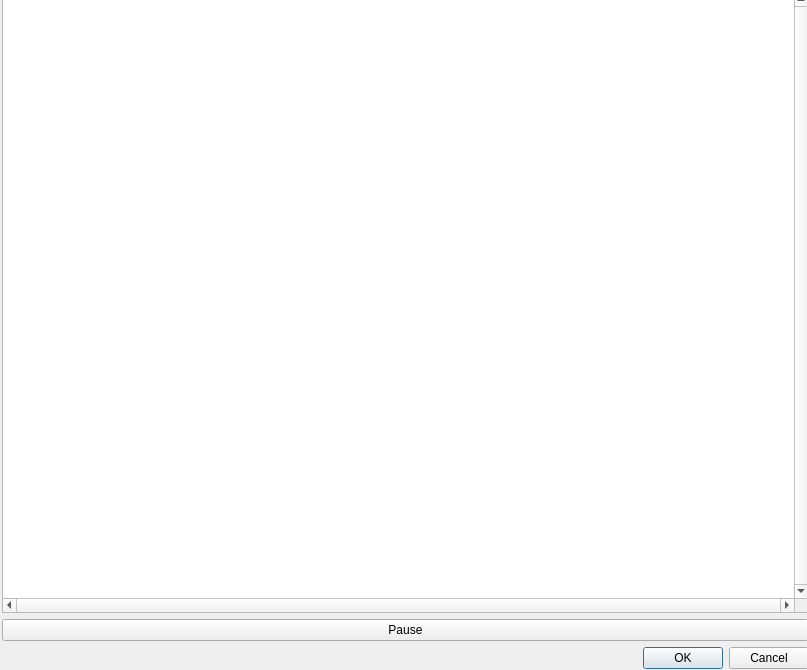
Above: performancedialog.ui from gamoeba/stagehand before the change. Below: the same form after it.
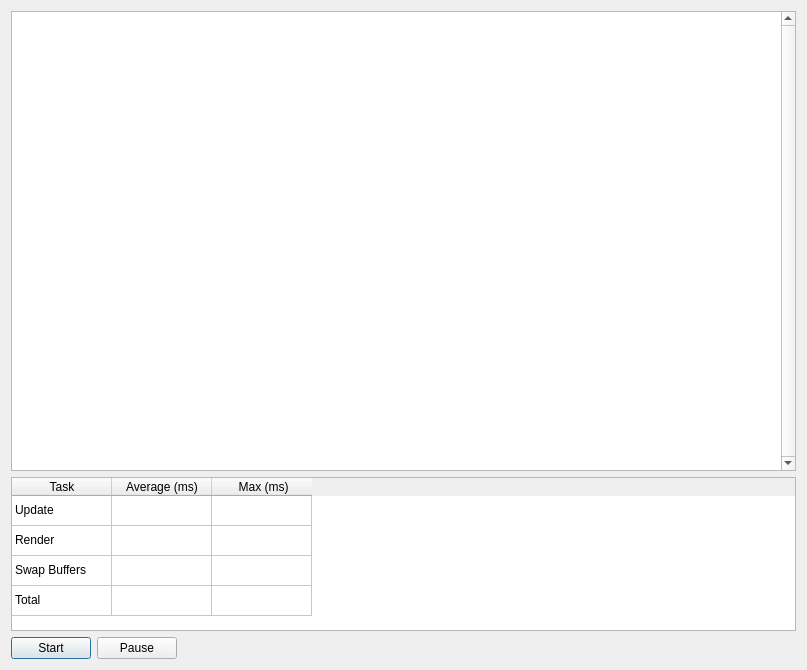
That is the form after the change.

Patch:
```diff
--- a/performancedialog.ui
+++ b/performancedialog.ui
@@ -10,35 +10,20 @@
     <height>670</height>
    </rect>
   </property>
+  <property name="sizePolicy">
+   <sizepolicy hsizetype="Minimum" vsizetype="Minimum">
+    <horstretch>0</horstretch>
+    <verstretch>0</verstretch>
+   </sizepolicy>
+  </property>
   <property name="windowTitle">
    <string>Performance</string>
   </property>
-  <widget class="QWidget" name="verticalLayoutWidget">
-   <property name="geometry">
-    <rect>
-     <x>0</x>
-     <y>-10</y>
-     <width>811</width>
-     <height>681</height>
-    </rect>
-   </property>
-   <layout class="QVBoxLayout" name="verticalLayout" stretch="1,0,1">
-    <property name="leftMargin">
-     <number>2</number>
-    </property>
-    <property name="topMargin">
-     <number>2</number>
-    </property>
-    <property name="rightMargin">
-     <number>2</number>
-    </property>
-    <property name="bottomMargin">
-     <number>2</number>
-    </property>
-    <item>
+  <layout class="QGridLayout" name="gridLayout">
+   <item row="0" column="0">
      <widget class="QGraphicsView" name="graphicsView">
       <property name="sizePolicy">
-       <sizepolicy hsizetype="Preferred" vsizetype="Preferred">
+      <sizepolicy hsizetype="Expanding" vsizetype="Expanding">
         <horstretch>0</horstretch>
         <verstretch>0</verstretch>
        </sizepolicy>
@@ -47,7 +32,7 @@
        <enum>Qt::ScrollBarAlwaysOn</enum>
       </property>
       <property name="horizontalScrollBarPolicy">
-       <enum>Qt::ScrollBarAlwaysOn</enum>
+      <enum>Qt::ScrollBarAlwaysOff</enum>
       </property>
       <property name="sizeAdjustPolicy">
        <enum>QAbstractScrollArea::AdjustToContents</enum>
@@ -65,28 +50,138 @@
       </property>
      </widget>
     </item>
-    <item>
+   <item row="1" column="0">
+    <widget class="QTableWidget" name="tableWidget">
+     <property name="enabled">
+      <bool>true</bool>
+     </property>
+     <property name="sizePolicy">
+      <sizepolicy hsizetype="Expanding" vsizetype="Minimum">
+       <horstretch>0</horstretch>
+       <verstretch>0</verstretch>
+      </sizepolicy>
+     </property>
+     <property name="minimumSize">
+      <size>
+       <width>0</width>
+       <height>150</height>
+      </size>
+     </property>
+     <property name="maximumSize">
+      <size>
+       <width>16777215</width>
+       <height>16777215</height>
+      </size>
+     </property>
+     <property name="baseSize">
+      <size>
+       <width>0</width>
+       <height>200</height>
+      </size>
+     </property>
+     <property name="font">
+      <font>
+       <pointsize>9</pointsize>
+      </font>
+     </property>
+     <property name="autoFillBackground">
+      <bool>false</bool>
+     </property>
+     <property name="sizeAdjustPolicy">
+      <enum>QAbstractScrollArea::AdjustToContents</enum>
+     </property>
+     <property name="showGrid">
+      <bool>true</bool>
+     </property>
+     <property name="rowCount">
+      <number>4</number>
+     </property>
+     <property name="columnCount">
+      <number>3</number>
+     </property>
+     <attribute name="horizontalHeaderVisible">
+      <bool>true</bool>
+     </attribute>
+     <attribute name="horizontalHeaderHighlightSections">
+      <bool>false</bool>
+     </attribute>
+     <attribute name="verticalHeaderVisible">
+      <bool>false</bool>
+     </attribute>
+     <attribute name="verticalHeaderHighlightSections">
+      <bool>false</bool>
+     </attribute>
+     <row/>
+     <row/>
+     <row/>
+     <row/>
+     <column>
+      <property name="text">
+       <string>Task</string>
+      </property>
+     </column>
+     <column>
+      <property name="text">
+       <string>Average (ms)</string>
+      </property>
+     </column>
+     <column>
+      <property name="text">
+       <string> Max (ms)</string>
+      </property>
+     </column>
+     <item row="0" column="0">
+      <property name="text">
+       <string>Update</string>
+      </property>
+     </item>
+     <item row="0" column="1">
+      <property name="text">
+       <string/>
+      </property>
+     </item>
+     <item row="1" column="0">
+      <property name="text">
+       <string>Render</string>
+      </property>
+     </item>
+     <item row="2" column="0">
+      <property name="text">
+       <string>Swap Buffers</string>
+      </property>
+     </item>
+     <item row="3" column="0">
+      <property name="text">
+       <string>Total</string>
+      </property>
+     </item>
+    </widget>
+   </item>
+   <item row="2" column="0">
+    <layout class="QFormLayout" name="formLayout">
+     <property name="fieldGrowthPolicy">
+      <enum>QFormLayout::FieldsStayAtSizeHint</enum>
+     </property>
+     <item row="0" column="0">
+      <widget class="QPushButton" name="startButton">
+       <property name="text">
+        <string>Start</string>
+       </property>
+      </widget>
+     </item>
+     <item row="0" column="1">
      <widget class="QPushButton" name="pauseButton">
       <property name="text">
        <string>Pause</string>
       </property>
       <property name="checkable">
-       <bool>true</bool>
+        <bool>false</bool>
       </property>
      </widget>
     </item>
-    <item>
-     <widget class="QDialogButtonBox" name="buttonBox">
-      <property name="orientation">
-       <enum>Qt::Horizontal</enum>
-      </property>
-      <property name="standardButtons">
-       <set>QDialogButtonBox::Cancel|QDialogButtonBox::Ok</set>
-      </property>
-     </widget>
-    </item>
-   </layout>
-  </widget>
+    </layout>
+   </item>
+  </layout>
  </widget>
  <resources/>
  <connections>
```
Left out of the diff: 41 changed lines with no effect on the pictures. Lines whose indentation alone changed are shown as unchanged.
